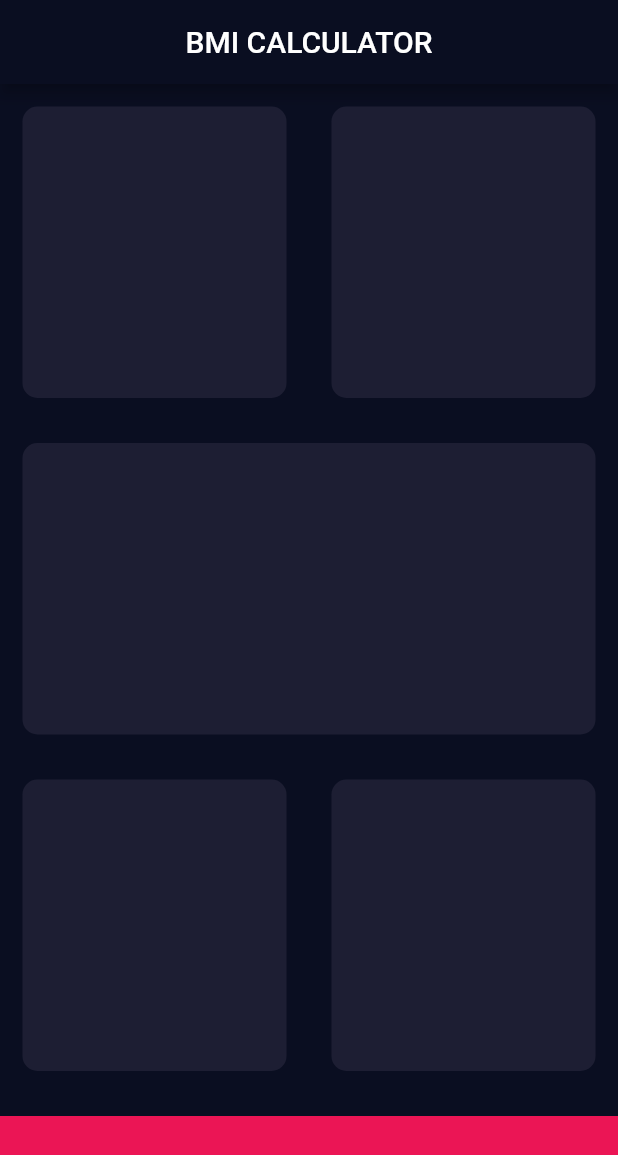
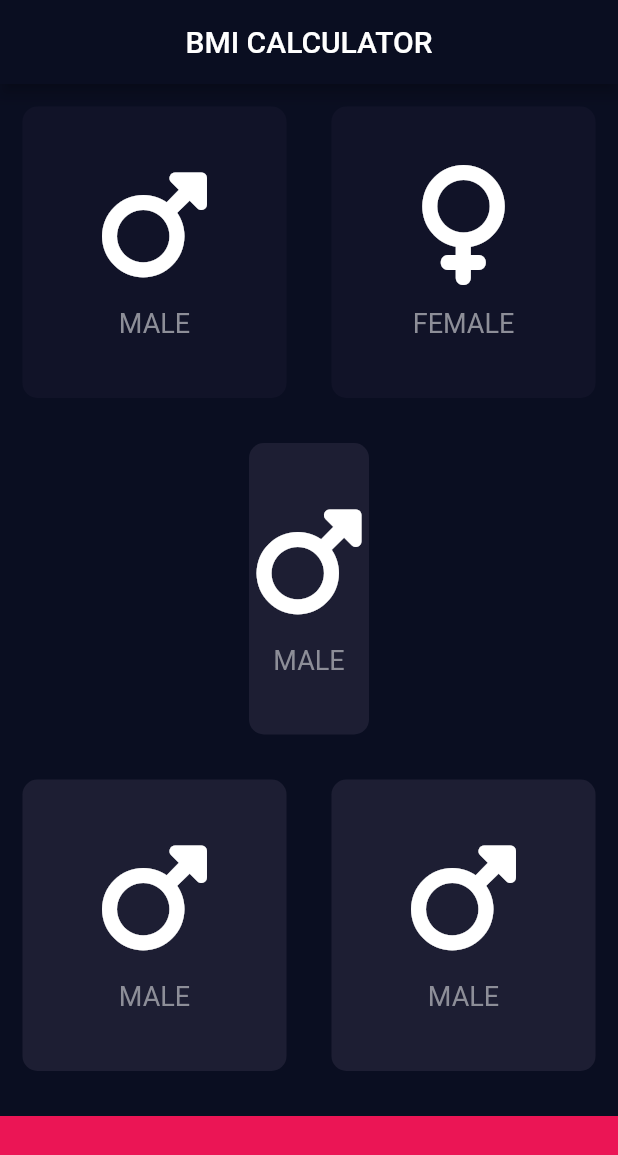
Before and after one commit to karanrana097/bmi_calculator, a Flutter app: the screen it shows after launch, on a phone screen of 412 x 824 dp. Shown: the top 1155 px of the screen. Run offline on Flutter 3.47's test engine with Material 2 defaults, Android fonts, the phone set to English and light mode, and no system bars; our stand-ins replace font_awesome_flutter.

Commit message:
Setting Geture button

```diff
--- a/lib/icon_content.dart
+++ b/lib/icon_content.dart
@@ -5,10 +5,11 @@ const labelTextStyle= TextStyle(
   color: Color(0xFF8D8E98),
 );
 
-class iconContent extends StatelessWidget {
-  iconContent({required this.icon,required this.label});
+class IconContent extends StatelessWidget {
   final IconData icon;
   final String label;
+  IconContent({required this.icon,required this.label});
+
 
 
   @override
@@ -18,6 +19,7 @@ class iconContent extends StatelessWidget {
       children: [
         Icon(
           icon,
+          color: Colors.white,
           size: 80,
         ),
         SizedBox(
--- a/lib/input_page.dart
+++ b/lib/input_page.dart
@@ -3,9 +3,15 @@ import 'package:font_awesome_flutter/font_awesome_flutter.dart';
 import 'icon_content.dart';
 import 'reusable_card.dart';
 
+
 const bottomContainerHeight = 80.0;
 const activeCardColor = Color(0XFF1D1E33);
+const inactiveCardColor = Color(0xFF111328);
 const bottomContainerColor = Color(0xFFEB1555);
+enum Gender{
+  male,
+  female,
+}
 
 class InputPage extends StatefulWidget {
   @override
@@ -13,6 +19,10 @@ class InputPage extends StatefulWidget {
 }
 
 class _InputPageState extends State<InputPage> {
+
+
+  Gender? selectedGender;
+
   @override
   Widget build(BuildContext context) {
     return Scaffold(
@@ -23,29 +33,44 @@ class _InputPageState extends State<InputPage> {
         children: [
           Expanded(child: Row(
             children: [
-              Expanded(child: ResuableCard(
-                colour: activeCardColor,
-                cardChild: iconContent(icon: FontAwesomeIcons.mars, label: 'MALE'),
+              Expanded(
+                child: GestureDetector(
+                  onTap: (){
+                    setState(() {
+                      selectedGender = Gender.male;
+                    });
+                  },
+                child: ResuableCard(
+                  colour: selectedGender == Gender.male ? activeCardColor:inactiveCardColor,
+                  cardChild: IconContent(icon: FontAwesomeIcons.mars, label: 'MALE'),
+                ),
               ),),
-              Expanded(child: ResuableCard(
-                colour: activeCardColor,
-                cardChild: iconContent(icon: FontAwesomeIcons.venus, label: 'FEMALE'),
+              Expanded(child: GestureDetector(
+                onTap: (){
+                  setState(() {
+                    selectedGender  = Gender.female;
+                  });
+                },
+                child: ResuableCard(
+                  colour: selectedGender==Gender.female?activeCardColor:inactiveCardColor,
+                  cardChild: IconContent(icon: FontAwesomeIcons.venus, label: 'FEMALE'),
+                ),
               ),),
             ],
           ),),
           Expanded(child: ResuableCard(
             colour: activeCardColor,
-            cardChild: iconContent(icon: FontAwesomeIcons.mars, label: 'MALE'),
+            cardChild: IconContent(icon: FontAwesomeIcons.mars, label: 'MALE'),
           ),),
           Expanded(child: Row(
             children: [
               Expanded(child: ResuableCard(
                 colour: activeCardColor,
-                cardChild: iconContent(icon: FontAwesomeIcons.mars, label: 'MALE'),
+                cardChild: IconContent(icon: FontAwesomeIcons.mars, label: 'MALE'),
               ),),
               Expanded(child: ResuableCard(
                 colour: activeCardColor,
-                cardChild: iconContent(icon: FontAwesomeIcons.mars, label: 'MALE'),
+                cardChild: IconContent(icon: FontAwesomeIcons.mars, label: 'MALE'),
               ),),
             ],
           ),),
--- a/lib/reusable_card.dart
+++ b/lib/reusable_card.dart
@@ -12,7 +12,8 @@ class ResuableCard extends StatelessWidget {
           //color: Color(0XFF1D1E33),
           color: colour,
           borderRadius: BorderRadius.circular(10),
-        )
+        ),
+        child: cardChild,
     );
   }
 }
```
